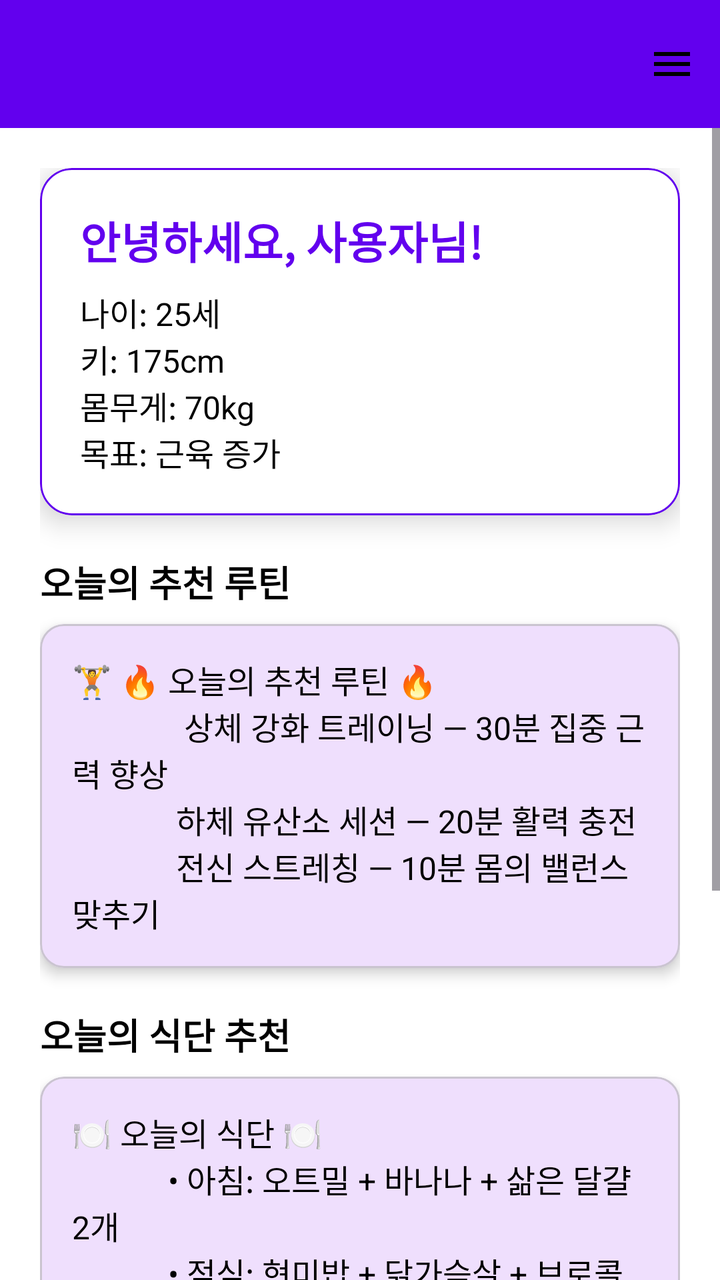
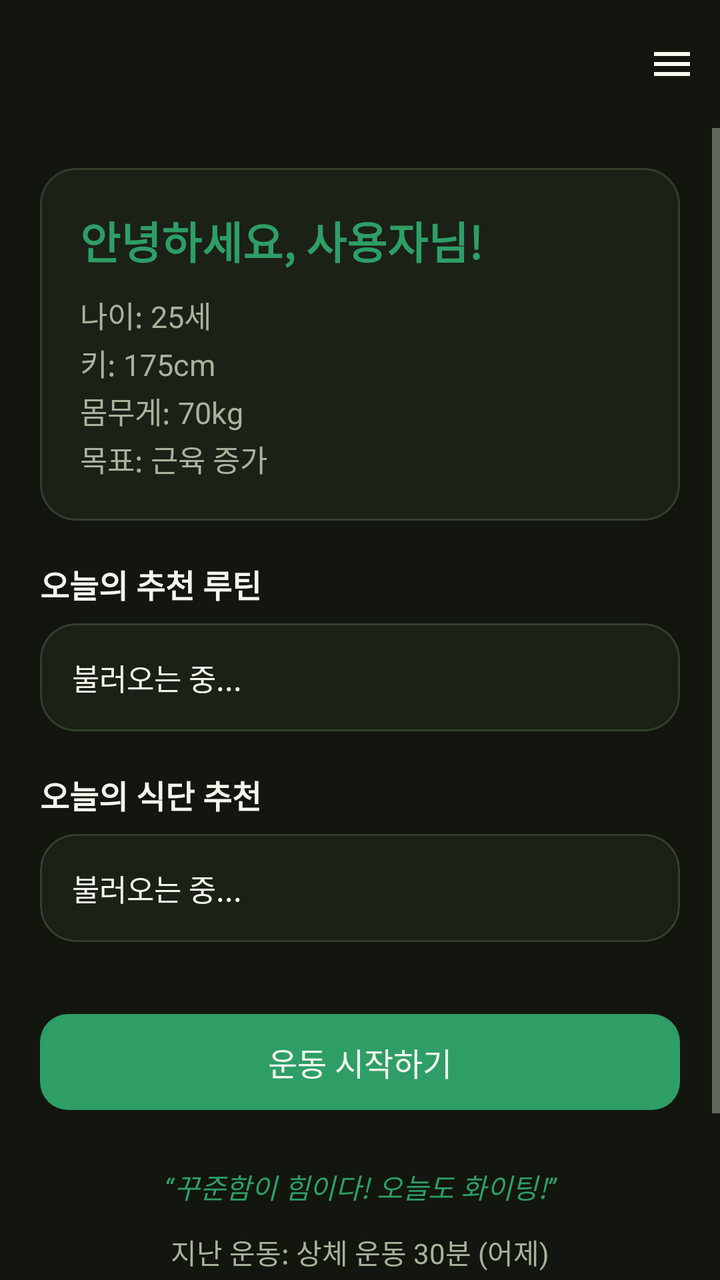

An Android layout rendered at two revisions. The XML below is the earlier revision; the diff shows what the commit changed to produce the second picture.
<!-- AndroidManifest.xml: application theme Theme.SmartBulk -->
<!-- res/layout/activity_main.xml -->
<?xml version="1.0" encoding="utf-8"?>
<androidx.drawerlayout.widget.DrawerLayout xmlns:android="http://schemas.android.com/apk/res/android"
    xmlns:app="http://schemas.android.com/apk/res-auto"
    android:id="@+id/drawerLayout"
    android:layout_width="match_parent"
    android:layout_height="match_parent"
    android:background="@android:color/white">

    
    <LinearLayout
        android:orientation="vertical"
        android:layout_width="match_parent"
        android:layout_height="match_parent">

        <com.google.android.material.appbar.MaterialToolbar
            android:id="@+id/topAppBar"
            android:layout_width="match_parent"
            android:layout_height="?attr/actionBarSize"
            android:background="?attr/colorPrimary"
            android:theme="@style/ThemeOverlay.MaterialComponents.Dark.ActionBar"
            android:title="SmartBulk"
            android:titleTextColor="@android:color/white"
            app:menu="@menu/top_app_bar_menu" />

        <ScrollView
            android:layout_width="match_parent"
            android:layout_height="match_parent">

            <LinearLayout
                android:orientation="vertical"
                android:layout_width="match_parent"
                android:layout_height="wrap_content"
                android:padding="20dp">

                
                <com.google.android.material.card.MaterialCardView
                    android:layout_width="match_parent"
                    android:layout_height="wrap_content"
                    app:cardCornerRadius="16dp"
                    app:cardElevation="8dp"
                    app:strokeColor="?attr/colorPrimary"
                    app:strokeWidth="1dp"
                    android:layout_marginBottom="20dp"
                    android:backgroundTint="@android:color/white">

                    <LinearLayout
                        android:orientation="vertical"
                        android:layout_width="match_parent"
                        android:layout_height="wrap_content"
                        android:padding="20dp">

                        <TextView
                            android:id="@+id/textName"
                            android:layout_width="wrap_content"
                            android:layout_height="wrap_content"
                            android:text="안녕하세요, 사용자님!"
                            android:textSize="22sp"
                            android:textStyle="bold"
                            android:textColor="?attr/colorPrimary" />

                        <TextView
                            android:id="@+id/textAge"
                            android:layout_width="wrap_content"
                            android:layout_height="wrap_content"
                            android:layout_marginTop="8dp"
                            android:text="나이: 25세"
                            android:textSize="16sp"
                            android:textColor="@android:color/black" />

                        <TextView
                            android:id="@+id/textHeight"
                            android:layout_width="wrap_content"
                            android:layout_height="wrap_content"
                            android:text="키: 175cm"
                            android:textSize="16sp"
                            android:textColor="@android:color/black" />

                        <TextView
                            android:id="@+id/textWeight"
                            android:layout_width="wrap_content"
                            android:layout_height="wrap_content"
                            android:text="몸무게: 70kg"
                            android:textSize="16sp"
                            android:textColor="@android:color/black" />

                        <TextView
                            android:id="@+id/textGoal"
                            android:layout_width="wrap_content"
                            android:layout_height="wrap_content"
                            android:text="목표: 근육 증가"
                            android:textSize="16sp"
                            android:textColor="@android:color/black" />
                    </LinearLayout>
                </com.google.android.material.card.MaterialCardView>

                
                <TextView
                    android:layout_width="match_parent"
                    android:layout_height="wrap_content"
                    android:text="오늘의 추천 루틴"
                    android:textSize="18sp"
                    android:textStyle="bold"
                    android:textColor="@android:color/black"
                    android:layout_marginBottom="8dp" />

                
                <com.google.android.material.card.MaterialCardView
                    android:id="@+id/cardTodayRoutine"
                    android:layout_width="match_parent"
                    android:layout_height="wrap_content"
                    app:cardCornerRadius="12dp"
                    app:cardElevation="4dp"
                    android:layout_marginBottom="20dp">

                    <LinearLayout
                        android:orientation="vertical"
                        android:padding="16dp"
                        android:layout_width="match_parent"
                        android:layout_height="wrap_content">

                        <TextView
                            android:id="@+id/textTodayRoutine"
                            android:layout_width="wrap_content"
                            android:layout_height="wrap_content"
                            android:text="🏋 🔥 오늘의 추천 루틴 🔥\n

            상체 강화 트레이닝 — 30분 집중 근력 향상\n
            하체 유산소 세션 — 20분 활력 충전\n
            전신 스트레칭 — 10분 몸의 밸런스 맞추기"
                            android:textSize="16sp"
                            android:textColor="@android:color/black" />
                    </LinearLayout>
                </com.google.android.material.card.MaterialCardView>

                
                <TextView
                    android:layout_width="match_parent"
                    android:layout_height="wrap_content"
                    android:text="오늘의 식단 추천"
                    android:textSize="18sp"
                    android:textStyle="bold"
                    android:textColor="@android:color/black"
                    android:layout_marginBottom="8dp" />

                <com.google.android.material.card.MaterialCardView
                    android:id="@+id/cardTodayMeal"
                    android:layout_width="match_parent"
                    android:layout_height="wrap_content"
                    app:cardCornerRadius="12dp"
                    app:cardElevation="4dp"
                    android:layout_marginBottom="20dp">

                    <LinearLayout
                        android:orientation="vertical"
                        android:padding="16dp"
                        android:layout_width="match_parent"
                        android:layout_height="wrap_content">

                        <TextView
                            android:id="@+id/textTodayMeal"
                            android:layout_width="wrap_content"
                            android:layout_height="wrap_content"
                            android:text="🍽 오늘의 식단 🍽\n
           • 아침: 오트밀 + 바나나 + 삶은 달걀 2개\n
           • 점심: 현미밥 + 닭가슴살 + 브로콜리\n
           • 저녁: 단백질 쉐이크 + 구운 채소\n

           균형 잡힌 식단으로 건강한 하루를 시작!"
                            android:textSize="16sp"
                            android:textColor="@android:color/black" />
                    </LinearLayout>
                </com.google.android.material.card.MaterialCardView>

                
                <com.google.android.material.button.MaterialButton
                    android:id="@+id/btnStartWorkout"
                    android:layout_width="match_parent"
                    android:layout_height="wrap_content"
                    android:text="운동 시작하기"
                    android:textAllCaps="false"
                    android:textSize="16sp"
                    android:layout_marginTop="12dp"
                    android:icon="@drawable/ic_baseline_fitness_center_24"
                    android:iconTint="@android:color/white"
                    app:iconPadding="8dp"
                    android:backgroundTint="?attr/colorPrimary"
                    android:textColor="@android:color/white" />

                
                <TextView
                    android:layout_width="match_parent"
                    android:layout_height="wrap_content"
                    android:text="“꾸준함이 힘이다! 오늘도 화이팅!”"
                    android:textSize="14sp"
                    android:textStyle="italic"
                    android:textColor="?attr/colorPrimary"
                    android:gravity="center"
                    android:layout_marginTop="24dp" />

                
                <TextView
                    android:id="@+id/textLastWorkout"
                    android:layout_width="match_parent"
                    android:layout_height="wrap_content"
                    android:text="지난 운동: 상체 운동 30분 (어제)"
                    android:textSize="14sp"
                    android:textColor="@android:color/darker_gray"
                    android:gravity="center"
                    android:layout_marginTop="12dp" />
            </LinearLayout>
        </ScrollView>
    </LinearLayout>

    
    <com.google.android.material.navigation.NavigationView
        android:id="@+id/navigationView"
        android:layout_width="wrap_content"
        android:layout_height="match_parent"
        android:layout_gravity="end"
        app:menu="@menu/drawer_menu" />
</androidx.drawerlayout.widget.DrawerLayout>
<!-- resources referenced by this layout -->
<resources>
  <style name="Theme.SmartBulk" parent="Theme.Material3.DayNight.NoActionBar">
          
          <item name="colorPrimary">@color/purple_500</item>
          <item name="colorOnPrimary">@color/white</item>
  
          
          <item name="colorSecondary">@color/purple_700</item>
          <item name="colorOnSecondary">@color/white</item>
  
          
          <item name="android:windowBackground">@android:color/white</item>
  
          
          <item name="android:statusBarColor">@android:color/white</item>
          <item name="android:windowLightStatusBar">true</item>
          <item name="android:navigationBarColor">@android:color/white</item>
          <item name="android:windowLightNavigationBar">true</item>
  
          
          <item name="toolbarStyle">@style/SmartBulk.Toolbar</item>
      </style>
  <color name="purple_500">#FF6200EE</color>
  <color name="white">#FFFFFFFF</color>
  <color name="purple_700">#FF3700B3</color>
  <style name="SmartBulk.Toolbar" parent="Widget.Material3.Toolbar">
          <item name="titleTextColor">@color/white</item>
          <item name="android:background">?attr/colorPrimary</item>
      </style>
  <!-- unchanged entries left out for length: 1 -->
</resources>

<!-- the commit's change to res/layout/activity_main.xml (unified diff, before → after) -->
@@ -4,7 +4,7 @@
     android:id="@+id/drawerLayout"
     android:layout_width="match_parent"
     android:layout_height="match_parent"
-    android:background="@android:color/white">
+    android:background="@color/bg_base">
 
     
     <LinearLayout
@@ -16,10 +16,9 @@
             android:id="@+id/topAppBar"
             android:layout_width="match_parent"
             android:layout_height="?attr/actionBarSize"
-            android:background="?attr/colorPrimary"
-            android:theme="@style/ThemeOverlay.MaterialComponents.Dark.ActionBar"
+            android:background="@color/bg_base"
             android:title="SmartBulk"
-            android:titleTextColor="@android:color/white"
+            android:titleTextColor="@color/text_primary"
             app:menu="@menu/top_app_bar_menu" />
 
         <ScrollView
@@ -36,12 +35,8 @@
                 <com.google.android.material.card.MaterialCardView
                     android:layout_width="match_parent"
                     android:layout_height="wrap_content"
-                    app:cardCornerRadius="16dp"
-                    app:cardElevation="8dp"
-                    app:strokeColor="?attr/colorPrimary"
-                    app:strokeWidth="1dp"
-                    android:layout_marginBottom="20dp"
-                    android:backgroundTint="@android:color/white">
+                    style="@style/SmartBulk.Card"
+                    android:layout_marginBottom="20dp">
 
                     <LinearLayout
                         android:orientation="vertical"
@@ -56,40 +51,43 @@
                             android:text="안녕하세요, 사용자님!"
                             android:textSize="22sp"
                             android:textStyle="bold"
-                            android:textColor="?attr/colorPrimary" />
+                            android:textColor="@color/accent" />
 
                         <TextView
                             android:id="@+id/textAge"
                             android:layout_width="wrap_content"
                             android:layout_height="wrap_content"
-                            android:layout_marginTop="8dp"
+                            android:layout_marginTop="10dp"
                             android:text="나이: 25세"
-                            android:textSize="16sp"
-                            android:textColor="@android:color/black" />
+                            android:textSize="15sp"
+                            android:textColor="@color/text_secondary" />
 
                         <TextView
                             android:id="@+id/textHeight"
                             android:layout_width="wrap_content"
                             android:layout_height="wrap_content"
+                            android:layout_marginTop="2dp"
                             android:text="키: 175cm"
-                            android:textSize="16sp"
-                            android:textColor="@android:color/black" />
+                            android:textSize="15sp"
+                            android:textColor="@color/text_secondary" />
 
                         <TextView
                             android:id="@+id/textWeight"
                             android:layout_width="wrap_content"
                             android:layout_height="wrap_content"
+                            android:layout_marginTop="2dp"
                             android:text="몸무게: 70kg"
-                            android:textSize="16sp"
-                            android:textColor="@android:color/black" />
+                            android:textSize="15sp"
+                            android:textColor="@color/text_secondary" />
 
                         <TextView
                             android:id="@+id/textGoal"
                             android:layout_width="wrap_content"
                             android:layout_height="wrap_content"
+                            android:layout_marginTop="2dp"
                             android:text="목표: 근육 증가"
-                            android:textSize="16sp"
-                            android:textColor="@android:color/black" />
+                            android:textSize="15sp"
+                            android:textColor="@color/text_secondary" />
                     </LinearLayout>
                 </com.google.android.material.card.MaterialCardView>
 
@@ -98,9 +96,9 @@
                     android:layout_width="match_parent"
                     android:layout_height="wrap_content"
                     android:text="오늘의 추천 루틴"
-                    android:textSize="18sp"
+                    android:textSize="16sp"
                     android:textStyle="bold"
-                    android:textColor="@android:color/black"
+                    android:textColor="@color/text_primary"
                     android:layout_marginBottom="8dp" />
 
                 
@@ -108,8 +106,7 @@
                     android:id="@+id/cardTodayRoutine"
                     android:layout_width="match_parent"
                     android:layout_height="wrap_content"
-                    app:cardCornerRadius="12dp"
-                    app:cardElevation="4dp"
+                    style="@style/SmartBulk.Card"
                     android:layout_marginBottom="20dp">
 
                     <LinearLayout
@@ -122,13 +119,9 @@
                             android:id="@+id/textTodayRoutine"
                             android:layout_width="wrap_content"
                             android:layout_height="wrap_content"
-                            android:text="🏋 🔥 오늘의 추천 루틴 🔥\n
-
-            상체 강화 트레이닝 — 30분 집중 근력 향상\n
-            하체 유산소 세션 — 20분 활력 충전\n
-            전신 스트레칭 — 10분 몸의 밸런스 맞추기"
-                            android:textSize="16sp"
-                            android:textColor="@android:color/black" />
+                            android:text="불러오는 중..."
+                            android:textSize="15sp"
+                            android:textColor="@color/text_primary" />
                     </LinearLayout>
                 </com.google.android.material.card.MaterialCardView>
 
@@ -137,17 +130,16 @@
                     android:layout_width="match_parent"
                     android:layout_height="wrap_content"
                     android:text="오늘의 식단 추천"
-                    android:textSize="18sp"
+                    android:textSize="16sp"
                     android:textStyle="bold"
-                    android:textColor="@android:color/black"
+                    android:textColor="@color/text_primary"
                     android:layout_marginBottom="8dp" />
 
                 <com.google.android.material.card.MaterialCardView
                     android:id="@+id/cardTodayMeal"
                     android:layout_width="match_parent"
                     android:layout_height="wrap_content"
-                    app:cardCornerRadius="12dp"
-                    app:cardElevation="4dp"
+                    style="@style/SmartBulk.Card"
                     android:layout_marginBottom="20dp">
 
                     <LinearLayout
@@ -160,31 +152,24 @@
                             android:id="@+id/textTodayMeal"
                             android:layout_width="wrap_content"
                             android:layout_height="wrap_content"
-                            android:text="🍽 오늘의 식단 🍽\n
-           • 아침: 오트밀 + 바나나 + 삶은 달걀 2개\n
-           • 점심: 현미밥 + 닭가슴살 + 브로콜리\n
-           • 저녁: 단백질 쉐이크 + 구운 채소\n
-
-           균형 잡힌 식단으로 건강한 하루를 시작!"
-                            android:textSize="16sp"
-                            android:textColor="@android:color/black" />
+                            android:text="불러오는 중..."
+                            android:textSize="15sp"
+                            android:textColor="@color/text_primary" />
                     </LinearLayout>
                 </com.google.android.material.card.MaterialCardView>
 
                 
                 <com.google.android.material.button.MaterialButton
                     android:id="@+id/btnStartWorkout"
-                    android:layout_width="match_parent"
-                    android:layout_height="wrap_content"
+                    style="@style/SmartBulk.Button"
+                    android:layout_width="match_parent"
+                    android:layout_height="56dp"
                     android:text="운동 시작하기"
-                    android:textAllCaps="false"
                     android:textSize="16sp"
                     android:layout_marginTop="12dp"
                     android:icon="@drawable/ic_baseline_fitness_center_24"
-                    android:iconTint="@android:color/white"
-                    app:iconPadding="8dp"
-                    android:backgroundTint="?attr/colorPrimary"
-                    android:textColor="@android:color/white" />
+                    android:iconTint="@color/on_accent"
+                    app:iconPadding="8dp" />
 
                 
                 <TextView
@@ -193,7 +178,7 @@
                     android:text="“꾸준함이 힘이다! 오늘도 화이팅!”"
                     android:textSize="14sp"
                     android:textStyle="italic"
-                    android:textColor="?attr/colorPrimary"
+                    android:textColor="@color/accent"
                     android:gravity="center"
                     android:layout_marginTop="24dp" />
 
@@ -204,9 +189,35 @@
                     android:layout_height="wrap_content"
                     android:text="지난 운동: 상체 운동 30분 (어제)"
                     android:textSize="14sp"
-                    android:textColor="@android:color/darker_gray"
+                    android:textColor="@color/text_secondary"
                     android:gravity="center"
                     android:layout_marginTop="12dp" />
+
+                
+                <TextView
+                    android:layout_width="match_parent"
+                    android:layout_height="wrap_content"
+                    android:text="배우고 싶은 운동"
+                    android:textSize="16sp"
+                    android:textStyle="bold"
+                    android:textColor="@color/text_primary"
+                    android:layout_marginTop="28dp"
+                    android:layout_marginBottom="4dp" />
+
+                <TextView
+                    android:layout_width="match_parent"
+                    android:layout_height="wrap_content"
+                    android:text="AI 자세 피드백으로 3회만 연습해보세요"
+                    android:textSize="12sp"
+                    android:textColor="@color/text_secondary"
+                    android:layout_marginBottom="8dp" />
+
+                
+                <LinearLayout
+                    android:id="@+id/learnExercisesContainer"
+                    android:layout_width="match_parent"
+                    android:layout_height="wrap_content"
+                    android:orientation="vertical" />
             </LinearLayout>
         </ScrollView>
     </LinearLayout>
@@ -217,5 +228,8 @@
         android:layout_width="wrap_content"
         android:layout_height="match_parent"
         android:layout_gravity="end"
+        android:background="@color/bg_elevated"
+        app:itemIconTint="@color/text_primary"
+        app:itemTextColor="@color/text_primary"
         app:menu="@menu/drawer_menu" />
 </androidx.drawerlayout.widget.DrawerLayout>
<!-- resource entries referenced after the edit -->
@@ -1,32 +1,89 @@
 <!-- resources referenced by this layout -->
 <resources>
-  <style name="Theme.SmartBulk" parent="Theme.Material3.DayNight.NoActionBar">
+  <color name="accent">#2E9E66</color>
+  <color name="bg_base">#12160F</color>
+  <color name="bg_elevated">#2C3526</color>
+  <color name="on_accent">#F3F7EE</color>
+  <color name="text_primary">#F3F7EE</color>
+  <color name="text_secondary">#A7B39B</color>
+  <style name="SmartBulk.Button" parent="Widget.Material3.Button">
+          <item name="backgroundTint">@color/accent</item>
+          <item name="android:textColor">@color/on_accent</item>
+          <item name="cornerRadius">14dp</item>
+          <item name="android:textAllCaps">false</item>
+          <item name="android:letterSpacing">0</item>
+      </style>
+  <style name="SmartBulk.Card" parent="Widget.Material3.CardView.Elevated">
+          <item name="cardBackgroundColor">@color/bg_surface</item>
+          <item name="cardCornerRadius">18dp</item>
+          <item name="cardElevation">0dp</item>
+          <item name="strokeColor">@color/stroke_subtle</item>
+          <item name="strokeWidth">1dp</item>
+      </style>
+  <style name="Theme.SmartBulk" parent="Theme.Material3.Dark.NoActionBar">
           
-          <item name="colorPrimary">@color/purple_500</item>
-          <item name="colorOnPrimary">@color/white</item>
+          <item name="colorPrimary">@color/accent</item>
+          <item name="colorOnPrimary">@color/on_accent</item>
+          <item name="colorPrimaryContainer">@color/accent_muted</item>
+          <item name="colorOnPrimaryContainer">@color/accent</item>
   
           
-          <item name="colorSecondary">@color/purple_700</item>
-          <item name="colorOnSecondary">@color/white</item>
+          <item name="colorSecondary">@color/accent_dark</item>
+          <item name="colorOnSecondary">@color/on_accent</item>
   
           
-          <item name="android:windowBackground">@android:color/white</item>
+          <item name="android:colorBackground">@color/bg_base</item>
+          <item name="colorSurface">@color/bg_surface</item>
+          <item name="colorOnSurface">@color/text_primary</item>
+          <item name="colorOnSurfaceVariant">@color/text_secondary</item>
+          <item name="colorOutline">@color/stroke_subtle</item>
+  
+          <item name="android:textColorPrimary">@color/text_primary</item>
+          <item name="android:textColorSecondary">@color/text_secondary</item>
+          <item name="android:textColorHint">@color/text_secondary</item>
   
           
-          <item name="android:statusBarColor">@android:color/white</item>
-          <item name="android:windowLightStatusBar">true</item>
-          <item name="android:navigationBarColor">@android:color/white</item>
-          <item name="android:windowLightNavigationBar">true</item>
+          <item name="android:statusBarColor">@color/bg_base</item>
+          <item name="android:windowLightStatusBar">false</item>
+          <item name="android:navigationBarColor">@color/bg_base</item>
+          <item name="android:windowLightNavigationBar" tools:targetApi="o_mr1">false</item>
   
-          
           <item name="toolbarStyle">@style/SmartBulk.Toolbar</item>
+          <item name="materialButtonStyle">@style/SmartBulk.Button</item>
+          <item name="textInputStyle">@style/SmartBulk.TextInputLayout</item>
+          <item name="materialAlertDialogTheme">@style/SmartBulk.AlertDialog</item>
       </style>
-  <color name="purple_500">#FF6200EE</color>
-  <color name="white">#FFFFFFFF</color>
-  <color name="purple_700">#FF3700B3</color>
+  <color name="bg_surface">#1B2117</color>
+  <color name="stroke_subtle">#33402B</color>
+  <color name="accent_muted">#1E3226</color>
+  <color name="accent_dark">#227A4F</color>
   <style name="SmartBulk.Toolbar" parent="Widget.Material3.Toolbar">
-          <item name="titleTextColor">@color/white</item>
-          <item name="android:background">?attr/colorPrimary</item>
+          <item name="titleTextColor">@color/text_primary</item>
+          <item name="android:background">@color/bg_base</item>
+          <item name="android:elevation">0dp</item>
+      </style>
+  <style name="SmartBulk.TextInputLayout" parent="Widget.Material3.TextInputLayout.OutlinedBox">
+          <item name="boxStrokeColor">@color/accent</item>
+          <item name="hintTextColor">@color/accent</item>
+          <item name="android:textColorHint">@color/text_secondary</item>
+          <item name="boxStrokeWidth">1dp</item>
+          <item name="boxCornerRadiusTopStart">14dp</item>
+          <item name="boxCornerRadiusTopEnd">14dp</item>
+          <item name="boxCornerRadiusBottomStart">14dp</item>
+          <item name="boxCornerRadiusBottomEnd">14dp</item>
+      </style>
+  <style name="SmartBulk.AlertDialog" parent="ThemeOverlay.Material3.MaterialAlertDialog">
+          <item name="colorSurface">@color/bg_surface</item>
+          <item name="colorOnSurface">@color/text_primary</item>
+          <item name="colorPrimary">@color/accent</item>
+          <item name="materialAlertDialogTitleTextStyle">@style/SmartBulk.AlertDialog.Title</item>
+          <item name="shapeAppearanceOverlay">@style/SmartBulk.AlertDialog.Shape</item>
+      </style>
+  <style name="SmartBulk.AlertDialog.Title" parent="MaterialAlertDialog.Material3.Title.Text">
+          <item name="android:textColor">@color/accent</item>
+      </style>
+  <style name="SmartBulk.AlertDialog.Shape" parent="">
+          <item name="cornerSize">18dp</item>
       </style>
   <!-- unchanged entries left out for length: 1 -->
 </resources>
